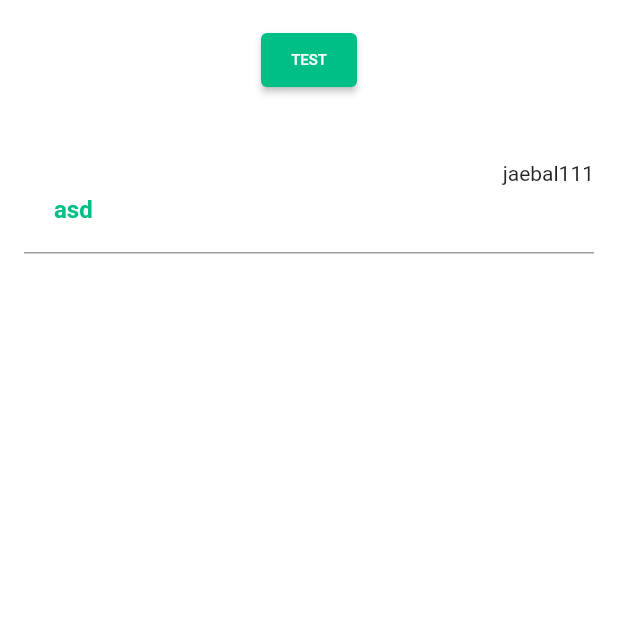
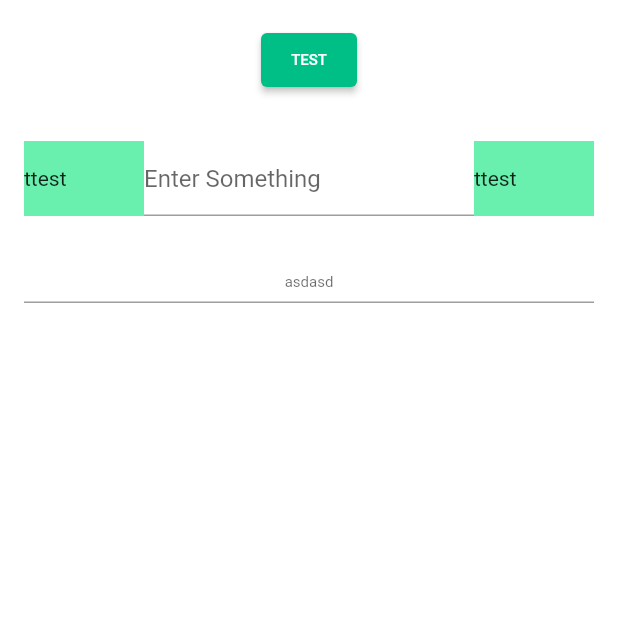
Before and after one commit to MineokSung/Early-Care, a Flutter app: the screen it shows after launch, on a phone screen of 412 x 824 dp, the top half of it. Run offline on Flutter 3.47's test engine with Material 2 defaults, Android fonts, the phone set to English and light mode, and no system bars.

Commit message:
textfield line component 구현
     - TextFormField decoration 구현

```diff
--- a/lib/component/textfield_line.dart
+++ b/lib/component/textfield_line.dart
@@ -3,62 +3,142 @@ import 'package:flutter/material.dart';
 
 class TextFieldLine extends StatelessWidget {
   final EdgeInsets? padding;
-  final String text;
   final String? hint;
   final String? label;
-  final FontWeight? fontWeight;
+  final String? prefix;
+  final String? suffix;
+  final double? width;
   final double? fontSize;
+  final double? labelSize;
+  final double? prefixWidth;
+  final double? prefixHeight;
+  final double? suffixWidth;
+  final double? suffixHeight;
   final bool? isSecret;
+  final bool? isUnderline;
   final Color? textColor;
   final Color? hintColor;
   final Color? labelColor;
+  final Color? enableBorderColor;
+  final Color? focusBorderColor;
   final FocusNode? focusNode;
+  final TextInputType? textInputType;
+  final TextAlign? textInputAlign;
+  final FontWeight? fontWeight;
   final Widget? widget;
 
   const TextFieldLine({
     super.key,
-    required this.text,
     this.hint,
     this.label,
+    this.prefix = '',
+    this.suffix = '',
+    this.width,
     this.fontWeight,
+    this.labelSize,
     this.padding,
     this.fontSize = 10,
+    this.prefixWidth,
+    this.prefixHeight,
+    this.suffixWidth,
+    this.suffixHeight,
     this.isSecret,
+    this.isUnderline = true,
     this.textColor,
     this.hintColor,
     this.labelColor,
+    this.enableBorderColor,
+    this.focusBorderColor,
     this.focusNode,
+    this.textInputAlign,
+    this.textInputType,
     this.widget,
   });
 
+  Widget prefixLine() {
+    if (prefix == '') {
+      return const SizedBox.shrink();
+    }
+    return Align(
+      alignment: Alignment.centerLeft,
+      widthFactor: 1.0,
+      heightFactor: 1.0,
+      child: Container(
+        alignment: Alignment.centerLeft,
+        width: prefixWidth ?? 50,
+        height: prefixHeight ?? 20,
+        child: Text(prefix!),
+      ),
+    );
+  }
+
+  Widget suffixLine() {
+    if (suffix == '') {
+      return const SizedBox.shrink();
+    }
+    return Align(
+      alignment: Alignment.centerLeft,
+      widthFactor: 1.0,
+      heightFactor: 1.0,
+      child: Container(
+        alignment: Alignment.centerLeft,
+        width: suffixWidth ?? 50,
+        height: suffixHeight ?? 20,
+        child: Text(suffix!),
+      ),
+    );
+  }
+
+  InputBorder underlineInfo(int type) //1 = enableBorderline, 2 = focusBorderline
+  {
+    if (isUnderline == false) {
+      return InputBorder.none;
+    }
+    else if (type == 1) {
+      return UnderlineInputBorder(
+        borderSide: BorderSide(color: enableBorderColor ?? Colors.grey),
+      );
+    }
+    return UnderlineInputBorder(
+      borderSide: BorderSide(color: focusBorderColor ?? ColorInfo.mainColor),
+    );
+  }
+
   @override
   Widget build(BuildContext context) {
-    return Row(
-      children: [
-        TextFormField(
+    return SizedBox(
+      width: width ?? double.infinity,
+      child: TextFormField(
+        textAlignVertical: TextAlignVertical.center,
+        textAlign: textInputAlign ?? TextAlign.left,
         style: TextStyle(
-            color: textColor,
+          color: textColor ?? Colors.black,
           fontSize: fontSize,
+          textBaseline: TextBaseline.alphabetic,
         ),
         decoration: InputDecoration(
+          isDense: true,
           contentPadding: padding,
-            labelText: label,
-            labelStyle: TextStyle(
-              color: labelColor,/////
-              fontSize: fontSize,
-            ),
+          prefixIcon: prefixLine(),
+          prefixIconConstraints:
+          const BoxConstraints(minWidth: 0, minHeight: 0),
+          suffixIcon: suffixLine(),
+          suffixIconConstraints:
+          const BoxConstraints(minWidth: 0, minHeight: 0),
           hintText: hint,
           hintStyle: TextStyle(
             color: hintColor,
             fontSize: fontSize,
           ),
-            fillColor: textColor,
+          labelText: label,
+          labelStyle: TextStyle(color: labelColor, fontSize: labelSize),
+          enabledBorder: underlineInfo(1),
+          focusedBorder: underlineInfo(2),
         ),
         obscureText: isSecret ?? false,
+        keyboardType: textInputType ?? TextInputType.text,
         focusNode: focusNode,
       ),
-      ],
     );
   }
-
 }
--- a/lib/page/login.dart
+++ b/lib/page/login.dart
@@ -1,5 +1,6 @@
 import 'package:early_care/component/early_care_button.dart';
 import 'package:early_care/component/color_info.dart';
+import 'package:early_care/component/textfield_line.dart';
 import 'package:flutter/material.dart';
 
 class Login extends StatefulWidget {
@@ -12,6 +13,53 @@ class Login extends StatefulWidget {
 
 class _Login extends State<Login> {
   TextEditingController textController = TextEditingController();
+  String text = "ttest";
+
+  void IsValid() {}
+
+  Widget linePrefix() {
+    if (text == '') {
+      return const SizedBox.shrink();
+    }
+    return Align(
+      alignment: Alignment.centerLeft,
+      widthFactor: 1.0,
+      heightFactor: 1.0,
+      child: Container(
+        alignment: Alignment.centerLeft,
+        width: 80,
+        height: 50,
+        color: Colors.greenAccent,
+        child: Text(text),
+      ),
+    );
+  }
+
+  Widget lineSuffix() {
+    if (text == '') {
+      return const SizedBox.shrink();
+    }
+    return Align(
+      alignment: Alignment.centerLeft,
+      widthFactor: 1.0,
+      heightFactor: 1.0,
+      child: Container(
+        alignment: Alignment.centerLeft,
+        width: 80,
+        height: 50,
+        color: Colors.greenAccent,
+        child: Text(text),
+      ),
+    );
+  }
+
+  BoxConstraints PrefixBoxConstraints() {
+    if (text == '') {
+      return const BoxConstraints(minHeight: 0, minWidth: 0);
+    }
+    return const BoxConstraints(minHeight: 0, minWidth: 0);
+  }
+
   @override
   Widget build(BuildContext context) {
     return Scaffold(
@@ -26,66 +74,55 @@ class _Login extends State<Login> {
               EarlyCareButton(
                 //width: double.infinity,
                 text: 'TEST',
-                onPressed: (){
+                onPressed: () {
                   print('a');
                 },
               ),
 
-
               Container(
                 margin: EdgeInsets.only(top: 30),
                 child: TextFormField(
+                  textAlignVertical: TextAlignVertical.center,
                   style: TextStyle(color: Colors.green),
                   //textAlign: TextAlign.left,
+                  decoration: InputDecoration(
+                    hintText: "Enter Something",
+                    isDense: true,
+                    contentPadding: EdgeInsets.zero,
+                    prefixIcon: linePrefix(),
+                    prefixIconConstraints: const BoxConstraints(minWidth: 0, minHeight: 0),
+                    suffixIcon: lineSuffix(),
+                    suffixIconConstraints: const BoxConstraints(minWidth: 0, minHeight: 0),
+                    //alignLabelWithHint: true,
 
-                  decoration: InputDecoration(
-                    hintText: "Enter Something", contentPadding: const EdgeInsets.all(20.0),
-                    // prefixIcon: Padding(
-                    //   padding: EdgeInsetsDirectional.only(top: 30),
-                    //   child: Text("jaebal"),
-                    // ),
-
-
-                    // prefixIcon: const Align(
-                    //   alignment: Alignment.centerLeft,
-                    //   child: Text("jaebal"),
-                    // ),
-
-
-
-                    suffixIcon: Text("jaebal111", textAlign: TextAlign.end,),
-                    //contentPadding: EdgeInsets.only(left: 70),
-
-
-                    labelText: "asd",
-                    alignLabelWithHint: true,
-                    labelStyle: TextStyle(
-                      fontWeight: FontWeight.w700,
-                      color: ColorInfo.mainColor,
-                      //fontSize: 14.0,
-                    ),
                     fillColor: Colors.grey,
                     //border: OutlineInputBorder(),
                   ),
 
-
-
-                  validator: (value)
-                  {
-                    if(value == null || value.isEmpty)
-                    {
+                  validator: (value) {
+                    if (value == null || value.isEmpty) {
                       //idFocus.requestFocus();
                       return "input id";
-                    }
-                    else
-                    {
+                    } else {
                       return null;
                     }
                   },
-                  onSaved: (value)
-                  {
+                  onSaved: (value) {
                     //id = value.toString();
                   },
+                ),
+              ),
+
+              Container(
+                margin: EdgeInsets.only(top: 30),
+                child: TextFieldLine(
+                  //label: "asd",
+                  //labelSize: 50,
+                  //labelColor: ColorInfo.mainColor,
+                  textInputAlign: TextAlign.center,
+                  hint: "asdasd",
+
+                  //isUnderline: false,
                 ),
               ),
             ],
```
Lines whose indentation alone changed are shown as unchanged.
